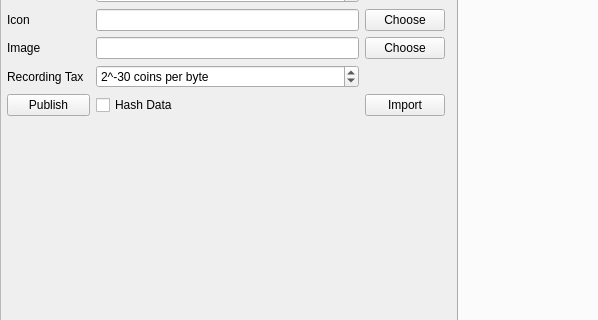
Before: the Qt Designer form apps/GenesisForm/genesisForm.ui in assignonward/aosuite, drawn with Qt 5; both pictures show x 0 to 598 and y 310 to 630 of the 907 by 846 pixel window.
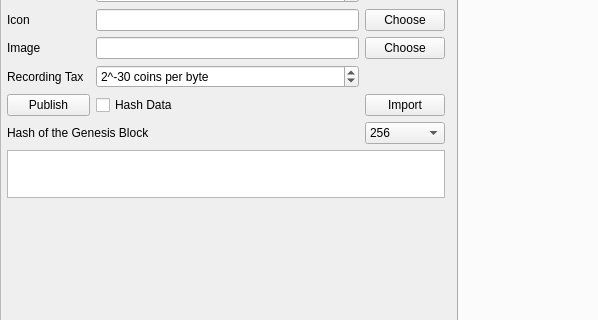
After: the same form once the commit is applied. Icons and pictures are not drawn.

What changed in the file:
```diff
--- a/apps/GenesisForm/genesisForm.ui
+++ b/apps/GenesisForm/genesisForm.ui
@@ -268,7 +268,7 @@
         </property>
        </widget>
       </item>
-      <item row="12" column="0">
+      <item row="14" column="0">
        <spacer name="verticalSpacer">
         <property name="orientation">
          <enum>Qt::Vertical</enum>
@@ -335,6 +335,45 @@
         </property>
        </widget>
       </item>
+      <item row="13" column="0" colspan="3">
+       <widget class="QPlainTextEdit" name="hash">
+        <property name="maximumSize">
+         <size>
+          <width>16777215</width>
+          <height>48</height>
+         </size>
+        </property>
+        <property name="readOnly">
+         <bool>true</bool>
+        </property>
+       </widget>
+      </item>
+      <item row="12" column="0" colspan="2">
+       <widget class="QLabel" name="label_18">
+        <property name="text">
+         <string>Hash of the Genesis Block</string>
+        </property>
+       </widget>
+      </item>
+      <item row="12" column="2">
+       <widget class="QComboBox" name="hashType">
+        <item>
+         <property name="text">
+          <string>256</string>
+         </property>
+        </item>
+        <item>
+         <property name="text">
+          <string>512</string>
+         </property>
+        </item>
+        <item>
+         <property name="text">
+          <string>224s16</string>
+         </property>
+        </item>
+       </widget>
+      </item>
      </layout>
     </item>
     <item>
```
Left out of the diff: 17 changed lines with no effect on the pictures.
